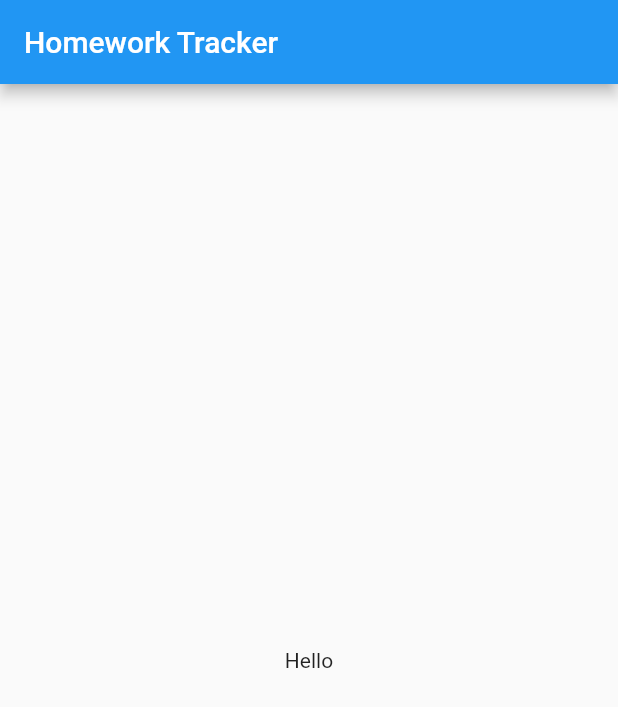
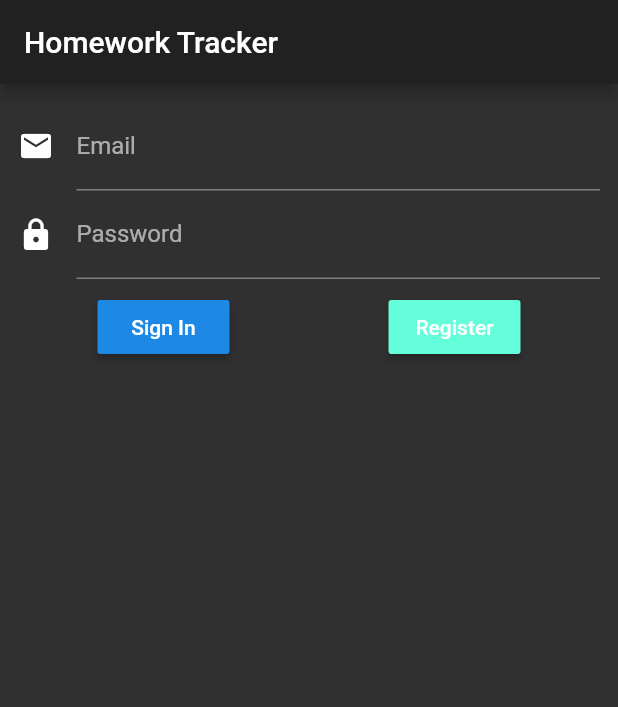
Before and after one commit to BrianWieder/homework_tracker, a Flutter app: the screen it shows after launch, on a phone screen of 412 x 824 dp. Shown: the top 707 px of the screen. Run offline on Flutter 3.47's test engine with Material 2 defaults, Android fonts, the phone set to English and light mode, and no system bars; our stand-ins replace firebase_auth; accounts and stored records are empty.

Commit message:
Added firebase auth and started working on the course screen and course details screen

```diff
--- a/lib/main.dart
+++ b/lib/main.dart
@@ -1,14 +1,54 @@
 import 'package:flutter/material.dart';
+import 'package:firebase_auth/firebase_auth.dart';
 
 import './pages/login_screen.dart';
+import './pages/main_screen.dart';
+import './pages/course_detail.dart';
+
+final FirebaseAuth _auth = FirebaseAuth.instance;
 
 void main() => runApp(HomeworkTrackerApp());
 
-class HomeworkTrackerApp extends StatelessWidget {
+class HomeworkTrackerApp extends StatefulWidget {
+  @override
+  _HomeworkTrackerAppState createState() {
+    return _HomeworkTrackerAppState();
+  }
+}
+
+class _HomeworkTrackerAppState extends State<HomeworkTrackerApp> {
+  FirebaseUser user;
+  bool gotUser = false;
+
+  _HomeworkTrackerAppState() {
+    _auth.currentUser().then((newUser) {
+      setState(() {
+        user = newUser;
+        gotUser = true;
+      });
+    });
+  }
+
   @override
   Widget build(BuildContext context) {
+    Widget firstScreen = Scaffold();
+
+    if (gotUser) {
+      if (user != null) {
+        firstScreen = MainScreen();
+      } else {
+        firstScreen = LoginScreen();
+      }
+    }
+
     return MaterialApp(
-      home: LoginScreen(),
+      home: firstScreen,
+      routes: <String, WidgetBuilder>{
+        '/login': (BuildContext context) => LoginScreen(),
+        '/main': (BuildContext context) => MainScreen(),
+        '/course-detail': (BuildContext context) => CourseDetail()
+      },
+      theme: ThemeData.dark(),
     );
   }
 }
--- a/lib/pages/login_screen.dart
+++ b/lib/pages/login_screen.dart
@@ -1,19 +1,133 @@
 import 'package:flutter/material.dart';
+import 'package:firebase_auth/firebase_auth.dart';
+
+final FirebaseAuth _auth = FirebaseAuth.instance;
 
 class LoginScreen extends StatefulWidget {
   @override
-  _LoginScreenState createState() => _LoginScreenState();
+  _LoginScreenState createState() {
+    return _LoginScreenState();
+  }
 }
 
 class _LoginScreenState extends State<LoginScreen> {
+  GlobalKey<FormState> _loginFormKey = GlobalKey();
+
+  String email = '';
+  String password = '';
+
+  _LoginScreenState() {
+    _auth.onAuthStateChanged.listen(this.onAuthStateChanged);
+  }
+
+  void onAuthStateChanged(FirebaseUser user) {
+    if (user != null) {
+      Navigator.of(context).pushReplacementNamed("/main");
+    }
+  }
+
   @override
   Widget build(BuildContext context) {
     return Scaffold(
       appBar: AppBar(
         title: Text("Homework Tracker"),
       ),
-      body: Center(
-        child: Text("Hello"),
+      body: Padding(
+        padding: const EdgeInsets.all(12.0),
+        child: Form(
+          key: _loginFormKey,
+          child: Column(
+            children: <Widget>[
+              Row(
+                children: <Widget>[
+                  Padding(
+                    padding: const EdgeInsets.only(right: 15),
+                    child: Icon(Icons.email),
+                  ),
+                  Flexible(
+                    child: TextFormField(
+                      decoration: InputDecoration(
+                        labelText: 'Email',
+                        hintText: 'You@email.com',
+                      ),
+                      keyboardType: TextInputType.emailAddress,
+                      validator: (String value) {
+                        return value.contains("@") && value.contains(".")
+                            ? null
+                            : "Please enter a valid email";
+                      },
+                      onSaved: (String value) {
+                        setState(() {
+                          email = value;
+                        });
+                      },
+                    ),
+                  ),
+                ],
+              ),
+              Row(
+                children: <Widget>[
+                  Padding(
+                    padding: EdgeInsets.only(right: 15),
+                    child: Icon(Icons.lock),
+                  ),
+                  Flexible(
+                    child: TextFormField(
+                      decoration: InputDecoration(
+                        labelText: 'Password',
+                        hintText: 'Password',
+                      ),
+                      obscureText: true,
+                      validator: (String value) {
+                        return value.length >= 6
+                            ? null
+                            : "Your password must be at least 6 characters";
+                      },
+                      onSaved: (String value) {
+                        setState(() {
+                          password = value;
+                        });
+                      },
+                    ),
+                  ),
+                ],
+              ),
+              Padding(
+                padding: const EdgeInsets.only(top: 8.0),
+                child: Row(
+                  mainAxisAlignment: MainAxisAlignment.spaceAround,
+                  children: <Widget>[
+                    RaisedButton(
+                      child: Text("Sign In"),
+                      onPressed: () {
+                        if (_loginFormKey.currentState.validate()) {
+                          _loginFormKey.currentState.save();
+                          try {
+                            _auth.signInWithEmailAndPassword(
+                                email: email, password: password);
+                          } catch (e) {
+                            print(e.toString());
+                          }
+                        }
+                      },
+                    ),
+                    RaisedButton(
+                      child: Text("Register"),
+                      onPressed: () {
+                        if (_loginFormKey.currentState.validate()) {
+                          _loginFormKey.currentState.save();
+                          _auth.signInWithEmailAndPassword(
+                              email: email, password: password);
+                        }
+                      },
+                      color: Theme.of(context).accentColor,
+                    )
+                  ],
+                ),
+              )
+            ],
+          ),
+        ),
       ),
     );
   }
```
Also changed, not shown: lib/components/course_card.dart (added, +22 -0 lines), lib/models/course.dart (added, +7 -0 lines), lib/pages/course_detail.dart (added, +59 -0 lines), lib/pages/main_screen.dart (added, +55 -0 lines), pubspec.yaml (+42 -45 lines), pubspec.lock, 19 other files.
